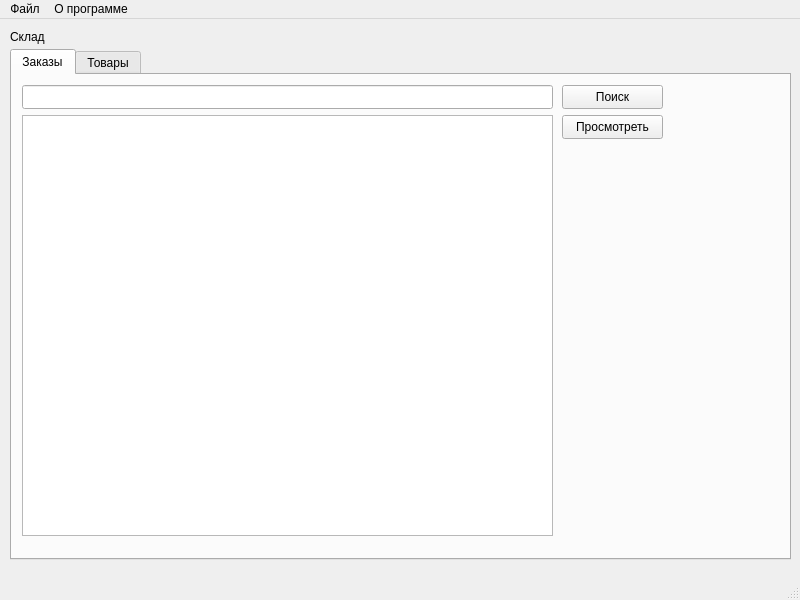
Old version of the form mainwindowwarehouse.ui in the repository MukizuL/Retail-Sale-App.
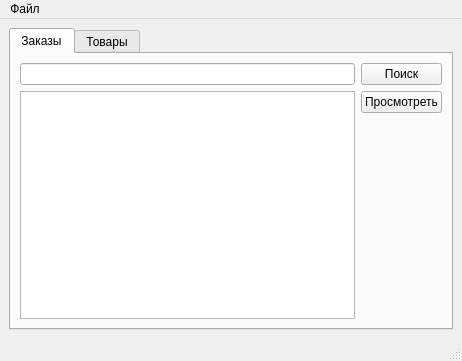
New version of the form.

Patch:
```diff
--- a/mainwindowwarehouse.ui
+++ b/mainwindowwarehouse.ui
@@ -6,36 +6,17 @@
    <rect>
     <x>0</x>
     <y>0</y>
-    <width>800</width>
-    <height>600</height>
+    <width>462</width>
+    <height>361</height>
    </rect>
   </property>
   <property name="windowTitle">
    <string>Окно склада</string>
   </property>
   <widget class="QWidget" name="centralwidget">
-   <widget class="QLabel" name="label">
-    <property name="geometry">
-     <rect>
-      <x>10</x>
-      <y>10</y>
-      <width>261</width>
-      <height>16</height>
-     </rect>
-    </property>
-    <property name="text">
-     <string>Склад</string>
-    </property>
-   </widget>
+   <layout class="QHBoxLayout" name="horizontalLayout">
+    <item>
    <widget class="QTabWidget" name="tabWidget">
-    <property name="geometry">
-     <rect>
-      <x>10</x>
-      <y>30</y>
-      <width>781</width>
-      <height>511</height>
-     </rect>
-    </property>
     <property name="currentIndex">
      <number>0</number>
     </property>
@@ -43,112 +24,146 @@
      <attribute name="title">
       <string>Заказы</string>
      </attribute>
-     <widget class="QLineEdit" name="searchLine_warehouse_orders">
-      <property name="geometry">
-       <rect>
-        <x>10</x>
-        <y>10</y>
-        <width>531</width>
-        <height>24</height>
-       </rect>
-      </property>
-     </widget>
+       <layout class="QHBoxLayout" name="horizontalLayout_2">
+        <item>
+         <layout class="QVBoxLayout" name="verticalLayout_2">
+          <item>
+           <widget class="QLineEdit" name="searchLine_warehouse_orders"/>
+          </item>
+          <item>
      <widget class="QTableView" name="tableView_warehouse_orders">
-      <property name="geometry">
-       <rect>
-        <x>10</x>
-        <y>40</y>
-        <width>531</width>
-        <height>421</height>
-       </rect>
-      </property>
-     </widget>
+            <property name="midLineWidth">
+             <number>0</number>
+            </property>
+            <property name="horizontalScrollBarPolicy">
+             <enum>Qt::ScrollBarAsNeeded</enum>
+            </property>
+            <property name="sizeAdjustPolicy">
+             <enum>QAbstractScrollArea::AdjustToContents</enum>
+            </property>
+            <property name="editTriggers">
+             <set>QAbstractItemView::NoEditTriggers</set>
+            </property>
+            <property name="selectionMode">
+             <enum>QAbstractItemView::SingleSelection</enum>
+            </property>
+            <property name="selectionBehavior">
+             <enum>QAbstractItemView::SelectRows</enum>
+            </property>
+            <attribute name="horizontalHeaderStretchLastSection">
+             <bool>true</bool>
+            </attribute>
+           </widget>
+          </item>
+         </layout>
+        </item>
+        <item>
+         <layout class="QVBoxLayout" name="verticalLayout">
+          <item>
      <widget class="QPushButton" name="searchButton_warehouse_orders">
-      <property name="geometry">
-       <rect>
-        <x>550</x>
-        <y>10</y>
-        <width>101</width>
-        <height>24</height>
-       </rect>
-      </property>
       <property name="text">
        <string>Поиск</string>
       </property>
      </widget>
+          </item>
+          <item>
      <widget class="QPushButton" name="showButton_warehouse_orders">
-      <property name="geometry">
-       <rect>
-        <x>550</x>
-        <y>40</y>
-        <width>101</width>
-        <height>24</height>
-       </rect>
-      </property>
       <property name="text">
        <string>Просмотреть</string>
       </property>
      </widget>
+          </item>
+          <item>
+           <spacer name="verticalSpacer">
+            <property name="orientation">
+             <enum>Qt::Vertical</enum>
+            </property>
+            <property name="sizeHint" stdset="0">
+             <size>
+              <width>20</width>
+              <height>40</height>
+             </size>
+            </property>
+           </spacer>
+          </item>
+         </layout>
+        </item>
+       </layout>
     </widget>
     <widget class="QWidget" name="warehouse_goods">
      <attribute name="title">
       <string>Товары</string>
      </attribute>
+       <layout class="QHBoxLayout" name="horizontalLayout_3">
+        <item>
+         <layout class="QVBoxLayout" name="verticalLayout_4">
+          <item>
+           <widget class="QLineEdit" name="searchLine_warehouse_goods"/>
+          </item>
+          <item>
      <widget class="QTableView" name="tableView_warehouse_goods">
-      <property name="geometry">
-       <rect>
-        <x>10</x>
-        <y>40</y>
-        <width>531</width>
-        <height>421</height>
-       </rect>
-      </property>
-     </widget>
-     <widget class="QLineEdit" name="searchLine_warehouse_goods">
-      <property name="geometry">
-       <rect>
-        <x>10</x>
-        <y>10</y>
-        <width>531</width>
-        <height>24</height>
-       </rect>
-      </property>
-     </widget>
+            <property name="sizeAdjustPolicy">
+             <enum>QAbstractScrollArea::AdjustToContents</enum>
+            </property>
+            <property name="editTriggers">
+             <set>QAbstractItemView::NoEditTriggers</set>
+            </property>
+            <property name="selectionMode">
+             <enum>QAbstractItemView::SingleSelection</enum>
+            </property>
+            <property name="selectionBehavior">
+             <enum>QAbstractItemView::SelectRows</enum>
+            </property>
+            <attribute name="horizontalHeaderStretchLastSection">
+             <bool>true</bool>
+            </attribute>
+           </widget>
+          </item>
+         </layout>
+        </item>
+        <item>
+         <layout class="QVBoxLayout" name="verticalLayout_3">
+          <item>
      <widget class="QPushButton" name="searchButton_warehouse_goods">
-      <property name="geometry">
-       <rect>
-        <x>550</x>
-        <y>10</y>
-        <width>101</width>
-        <height>24</height>
-       </rect>
-      </property>
       <property name="text">
        <string>Поиск</string>
       </property>
      </widget>
+          </item>
+          <item>
      <widget class="QPushButton" name="inventButton_warehouse_goods">
-      <property name="geometry">
-       <rect>
-        <x>550</x>
-        <y>40</y>
-        <width>101</width>
-        <height>24</height>
-       </rect>
-      </property>
       <property name="text">
        <string>Инвентаризация</string>
       </property>
      </widget>
-    </widget>
-   </widget>
+          </item>
+          <item>
+           <spacer name="verticalSpacer_2">
+            <property name="orientation">
+             <enum>Qt::Vertical</enum>
+            </property>
+            <property name="sizeHint" stdset="0">
+             <size>
+              <width>20</width>
+              <height>40</height>
+             </size>
+            </property>
+           </spacer>
+          </item>
+         </layout>
+        </item>
+       </layout>
+      </widget>
+     </widget>
+    </item>
+   </layout>
   </widget>
   <widget class="QMenuBar" name="menubar">
    <property name="geometry">
     <rect>
      <x>0</x>
      <y>0</y>
-     <width>800</width>
+     <width>462</width>
      <height>21</height>
     </rect>
    </property>
@@ -156,16 +171,22 @@
     <property name="title">
      <string>Файл</string>
     </property>
-   </widget>
-   <widget class="QMenu" name="menu_2">
-    <property name="title">
-     <string>О программе</string>
-    </property>
+    <addaction name="action_profile"/>
+    <addaction name="action_password"/>
    </widget>
    <addaction name="menu"/>
-   <addaction name="menu_2"/>
   </widget>
   <widget class="QStatusBar" name="statusbar"/>
+  <action name="action_profile">
+   <property name="text">
+    <string>Профиль</string>
+   </property>
+  </action>
+  <action name="action_password">
+   <property name="text">
+    <string>Сменить пароль</string>
+   </property>
+  </action>
  </widget>
  <resources/>
  <connections/>
```
Lines whose indentation alone changed are shown as unchanged.
